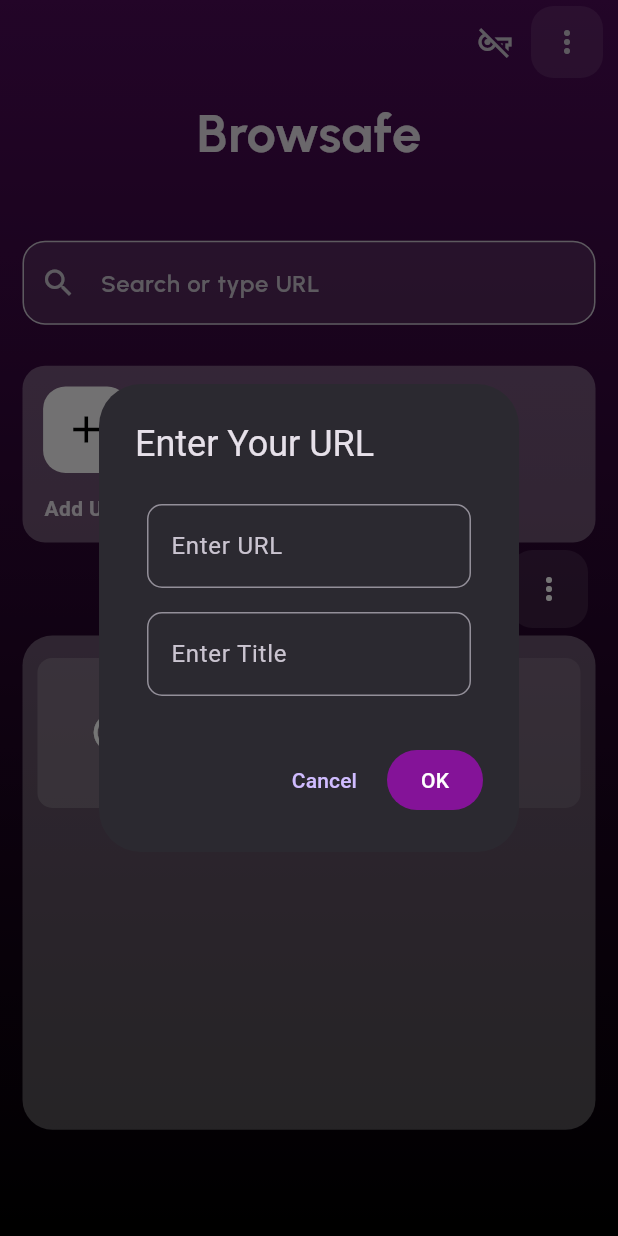
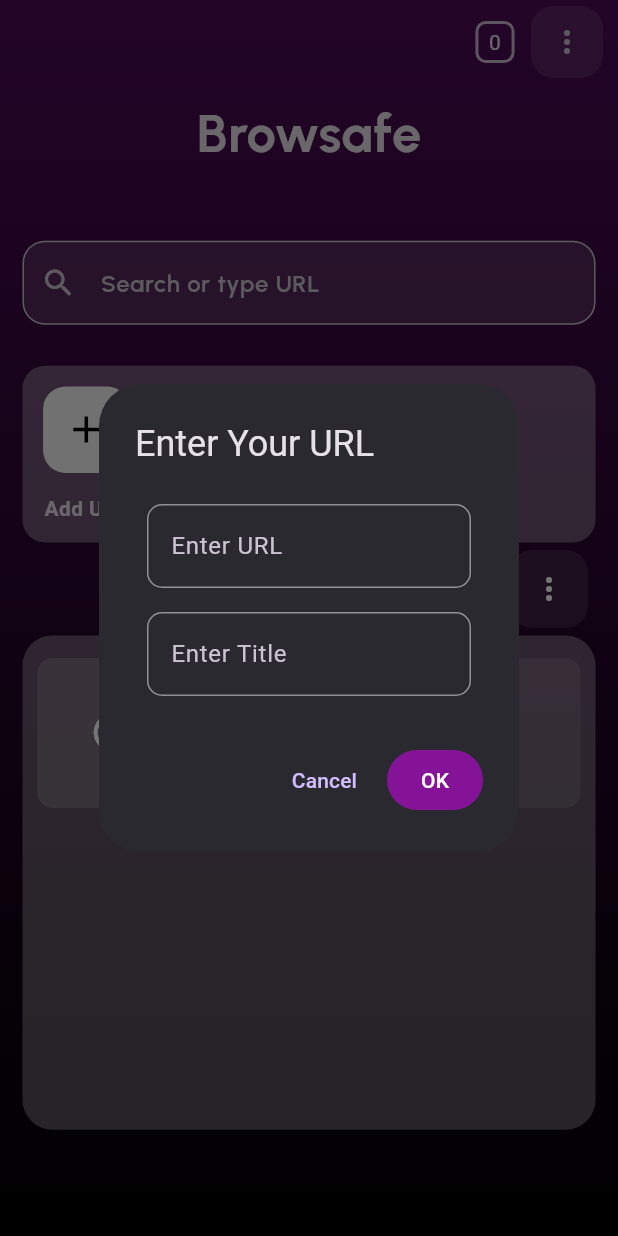
Before and after one commit to Sm69mu/Browsafe, a Flutter app: the BrowserHomeScreen screen opened directly, after a tap on the "add" icon, on a phone screen of 412 x 824 dp. Run offline on Flutter 3.47's test engine with Material 3 defaults, Android fonts, the phone set to English and light mode, and no system bars; our stand-ins replace connectivity_plus, csv, firebase_auth, firebase_core, flutter_dotenv, font_awesome_flutter and 8 more; accounts and stored records are empty; network calls fail.

Commit message:
feat: implement browser tab management with local storage and UUID integration

```diff
--- /dev/null
+++ b/lib/app/data/models/browsertab_model.dart
@@ -0,0 +1,48 @@
+// lib/app/data/models/browsertab_model.dart
+import 'package:hive/hive.dart';
+import 'package:webview_flutter/webview_flutter.dart';
+
+@HiveType(typeId: 1)
+class BrowserTab {
+  @HiveField(0)
+  final String id;
+
+  @HiveField(1)
+  final String title;
+
+  @HiveField(2)
+  String url;
+
+  @HiveField(3)
+  String favicon;
+
+  @HiveField(4)
+  bool isActive;
+
+  WebViewController? controller;
+
+  BrowserTab({
+    required this.id,
+    required this.title,
+    required this.url,
+    this.favicon = '',
+    this.isActive = false,
+    this.controller,
+  });
+
+  Map<String, dynamic> toJson() => {
+    'id': id,
+    'title': title,
+    'url': url,
+    'favicon': favicon,
+    'isActive': isActive,
+  };
+
+  factory BrowserTab.fromJson(Map<String, dynamic> json) => BrowserTab(
+    id: json['id'],
+    title: json['title'],
+    url: json['url'],
+    favicon: json['favicon'],
+    isActive: json['isActive'],
+  );
+}
--- a/lib/app/modules/home_screen/views/home_screen.dart
+++ b/lib/app/modules/home_screen/views/home_screen.dart
@@ -1,6 +1,7 @@
 import 'dart:developer';
 
 import 'package:Browsafe/app/constants/controllers/ad_controller.dart';
+import 'package:Browsafe/app/modules/browser_tab_screen/controller/browser_tab_controller.dart';
 import 'package:firebase_auth/firebase_auth.dart';
 import 'package:flutter/material.dart';
 import 'package:get/get.dart';
@@ -11,6 +12,7 @@ import '../../../../utils/responsive.dart';
 import '../../../widgets/favorite_URL_widget.dart';
 import '../../../widgets/more_widget.dart';
 import '../../../widgets/news_widget.dart';
+import '../../browser_tab_screen/views/browser_tab_screen.dart';
 import '../../credits_screen/views/credits_screen.dart';
 import '../../network_details_screen/views/network_details_screen.dart';
 import '../../signup_screen/views/signup_screen.dart';
@@ -29,6 +31,7 @@ class BrowserHomeScreen extends StatefulWidget {
 class _BrowserHomeScreenState extends State<BrowserHomeScreen> {
   final _controller = Get.put(HomeController());
   final _adcontroller = Get.put(AdController());
+  final _tabController = Get.put(BrowserTabController());
 
   final TextEditingController SearchController = TextEditingController();
 
@@ -40,11 +43,13 @@ class _BrowserHomeScreenState extends State<BrowserHomeScreen> {
       Get.to(() => WebScreen(
             url: queary,
           ));
+      _tabController.addNewTab(queary);
     } else {
       String searchUrl = "https://www.google.com/search?q=$queary";
       Get.to(() => WebScreen(
             url: searchUrl,
           ));
+      _tabController.addNewTab(searchUrl);
     }
   }
 
@@ -69,34 +74,53 @@ class _BrowserHomeScreenState extends State<BrowserHomeScreen> {
       child: Scaffold(
         backgroundColor: Colors.transparent,
         appBar: AppBar(
+          automaticallyImplyLeading: false,
           backgroundColor: Colors.transparent,
           centerTitle: true,
           elevation: 0,
           actions: [
-            Tooltip(
-              message: "VPN",
-              child: IconButton(
-                onPressed: () {
-                  showModalBottomSheet(
-                    shape: BeveledRectangleBorder(),
-                    context: context,
-                    builder: (BuildContext context) {
-                      return ClipRRect(
-                        borderRadius: BorderRadius.circular(25),
-                        child: HomeScreen(),
-                      );
-                    },
-                  );
-                },
-                icon: Obx(
-                  () => Icon(
-                    _controller.vpnstate.value == VpnEngine.vpnConnected
-                        ? Icons.vpn_key_outlined
-                        : Icons.vpn_key_off_outlined,
+            IconButton(
+              onPressed: () {
+                Get.to(() => BrowserTabviewScreen());
+              },
+              icon: Container(
+                decoration: BoxDecoration(
+                  border: Border.all(
+                    color: Colors.white.withOpacity(0.7),
+                    width: 2,
+                    style: BorderStyle.solid,
                   ),
+                  borderRadius: BorderRadius.circular(7),
                 ),
+                child: Text(_tabController.tabs.length.toString())
+                    .paddingSymmetric(vertical: 2, horizontal: 7),
               ),
+              iconSize: 25,
             ),
+            // Tooltip(
+            //   message: "VPN",
+            //   child: IconButton(
+            //     onPressed: () {
+            //       showModalBottomSheet(
+            //         shape: BeveledRectangleBorder(),
+            //         context: context,
+            //         builder: (BuildContext context) {
+            //           return ClipRRect(
+            //             borderRadius: BorderRadius.circular(25),
+            //             child: HomeScreen(),
+            //           );
+            //         },
+            //       );
+            //     },
+            //     icon: Obx(
+            //       () => Icon(
+            //         _controller.vpnstate.value == VpnEngine.vpnConnected
+            //             ? Icons.vpn_key_outlined
+            //             : Icons.vpn_key_off_outlined,
+            //       ),
+            //     ),
+            //   ),
+            // ),
             Container(
               margin: EdgeInsets.only(right: 10),
               decoration: BoxDecoration(
@@ -109,6 +133,22 @@ class _BrowserHomeScreenState extends State<BrowserHomeScreen> {
                     icon: Icons.network_check,
                     title: "Network Details",
                     onTap: () => Get.to(() => NetworkDetailsScreen()),
+                  ),
+                  CustomMenuItem(
+                    icon: Icons.key_rounded,
+                    title: "VPN",
+                    onTap: () {
+                      showModalBottomSheet(
+                        shape: BeveledRectangleBorder(),
+                        context: context,
+                        builder: (BuildContext context) {
+                          return ClipRRect(
+                            borderRadius: BorderRadius.circular(25),
+                            child: HomeScreen(),
+                          );
+                        },
+                      );
+                    },
                   ),
                   CustomMenuItem(
                     icon: Icons.lock_outline,
@@ -161,7 +201,6 @@ class _BrowserHomeScreenState extends State<BrowserHomeScreen> {
                 child: TextField(
                     keyboardType: TextInputType.url,
                     onSubmitted: (value) {
-
                       searchOrQueary();
                       SearchController.clear();
                     },
--- a/lib/main.dart
+++ b/lib/main.dart
@@ -7,6 +7,7 @@ import 'package:get/get.dart';
 import 'package:google_mobile_ads/google_mobile_ads.dart';
 
 import 'app/data/bindings/global_bindings.dart';
+import 'app/data/services/local_storage/browser_tabs_storage.dart';
 import 'app/data/services/local_storage/favourite_sites_storage.dart';
 import 'app/data/services/local_storage/vpnlist_storage.dart';
 import 'app/modules/signup_screen/views/signup_screen.dart';
@@ -18,6 +19,7 @@ void main() async {
   await Firebase.initializeApp();
   await vpnProfilesStorage.initializehive();
   await FavoriteSitesStorage.init();
+  await TabStorage.init();
   MobileAds.instance.initialize();
   SystemChrome.setEnabledSystemUIMode(SystemUiMode.edgeToEdge);
   SystemChrome.setPreferredOrientations(
@@ -27,6 +29,7 @@ void main() async {
 
 class MyApp extends StatefulWidget {
   const MyApp({super.key});
+
   @override
   State<MyApp> createState() => _MyAppState();
 }
@@ -44,7 +47,7 @@ class _MyAppState extends State<MyApp> {
           builder: (context, snapshot) {
             if (snapshot.connectionState == ConnectionState.active) {
               if (snapshot.data == null) {
-                return const SignupScreen();
+                return const SplashScreen();
               } else {
                 return SplashScreen();
               }
--- a/pubspec.yaml
+++ b/pubspec.yaml
@@ -32,6 +32,7 @@ dependencies:
   lottie: ^3.1.2
   metadata_fetch: ^0.4.2
   url_launcher: ^6.2.5
+  uuid: ^4.5.1
   webview_flutter: ^4.8.0
 
 dev_dependencies:
```
Also changed, not shown: lib/app/data/services/local_storage/browser_tabs_storage.dart (added, +25 -0 lines), lib/app/modules/browser_tab_screen/controller/browser_tab_controller.dart (added, +99 -0 lines), lib/app/modules/browser_tab_screen/views/browser_tab_screen.dart (added, +100 -0 lines), lib/app/modules/web_screen/views/web_screen.dart (+13 -2 lines), pubspec.lock.
